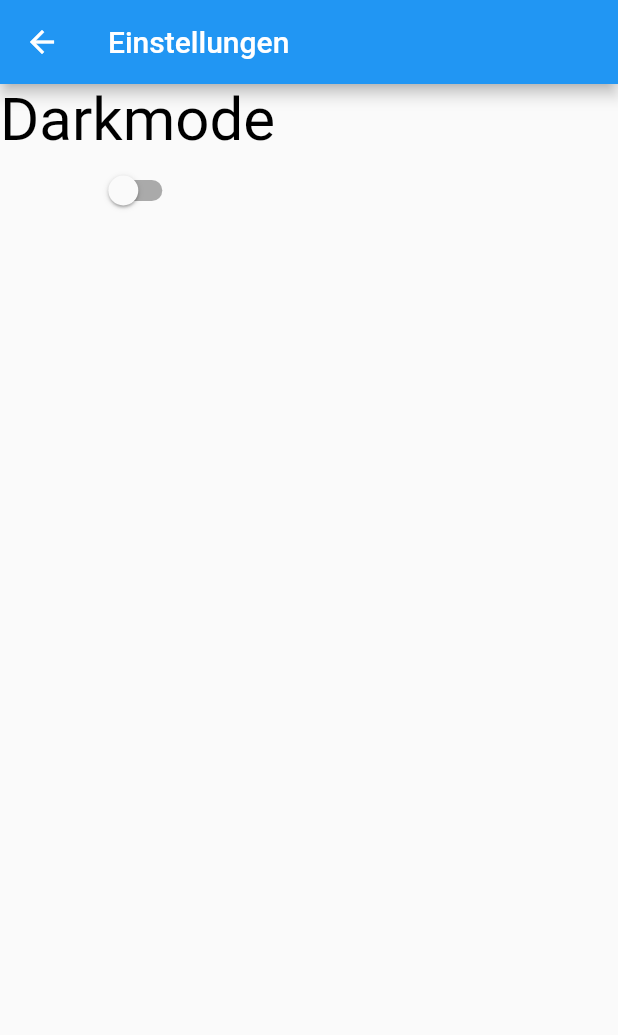
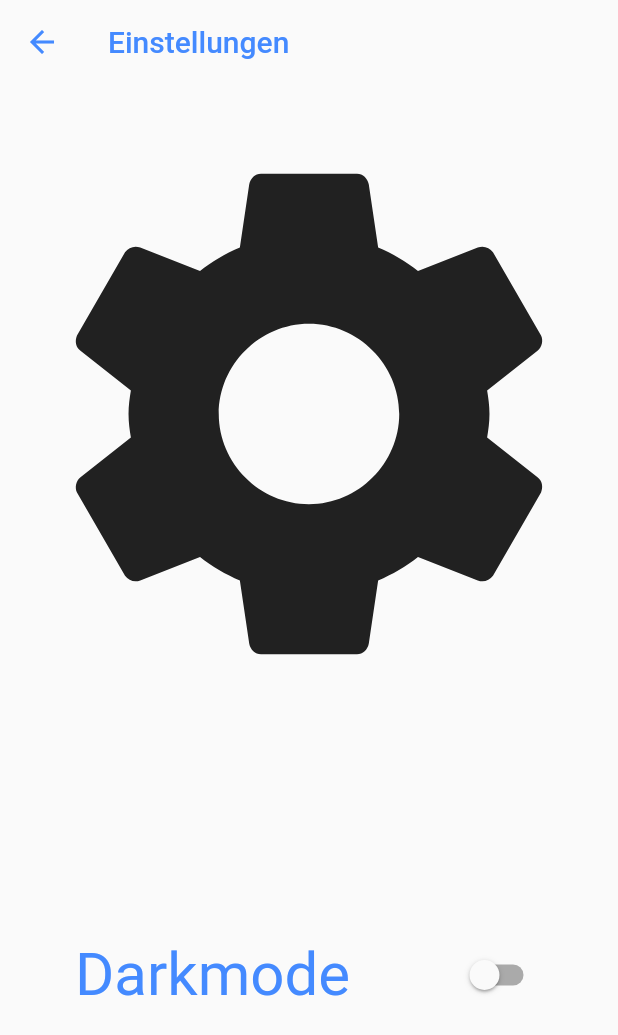
Before and after one commit to Hunter-1/chess_queen, a Flutter app: the screen it shows after launch, after a tap on "Einstellungen", on a phone screen of 412 x 824 dp. Shown: the top 1035 px of the screen. Run offline on Flutter 3.47's test engine with Material 2 defaults, Android fonts, the phone set to English and light mode, and no system bars; our stand-ins replace shared_preferences; network calls fail.

Commit message:
Add files via upload

```diff
--- a/lib/homepage.dart
+++ b/lib/homepage.dart
@@ -9,10 +9,18 @@ class HomePage extends StatelessWidget {
   @override
   Widget build(BuildContext context) {
     return Scaffold(
-      appBar: AppBar(title: Text("8 Damen Problem"),
-          automaticallyImplyLeading: false),
       body: Column(children: <Widget>[
-        new Image.asset("assets/images/queen.png"),
+        Container(child: new Image.asset("assets/images/queen.png"),
+          margin: EdgeInsets.fromLTRB(0, 100, 0, 0),
+        ),
+        Container(
+          child: Text("8 Damen Problem",
+          style: TextStyle(
+            fontWeight: FontWeight.bold,
+            fontSize: 40,
+          ),),
+          margin: EdgeInsets.fromLTRB(0, 10, 0, 151),
+        ),
         CustomButton(text: "Anmelden",
             onPressed: () {Navigator.pushNamed(context,LoginPage().routename );}),
         CustomButton(text: "Einstellungen",
--- a/lib/main.dart
+++ b/lib/main.dart
@@ -1,11 +1,12 @@
-import 'package:chess_queen/Model/provider.dart';
-import 'package:chess_queen/gamepage.dart';
-import 'package:chess_queen/gameselectpage.dart';
-import 'package:chess_queen/registerpage.dart';
-import 'package:chess_queen/resultspage.dart';
-import 'package:chess_queen/userpage.dart';
+import 'package:provider/provider.dart';
+import 'Model/provider.dart';
+import 'gamepage.dart';
+import 'gameselectpage.dart';
+import 'registerpage.dart';
+import 'resultspage.dart';
+import 'userpage.dart';
 import 'package:flutter/material.dart';
-import 'package:provider/provider.dart';
+import 'Model/provider.dart';
 import 'Model/style.dart';
 import 'homepage.dart';
 import 'loginpage.dart';
@@ -40,6 +41,7 @@ class MyAppState extends State<MyApp> {
       child: Consumer<DarkThemeProvider>(
         builder: (BuildContext context, value, Widget child){
           return MaterialApp(
+            debugShowCheckedModeBanner: false,
             title: '8 Queens Puzzle',
             theme: Styles.themeData(themeChangeProvider.darkTheme, context),
             initialRoute: MyApp().routename,
@@ -73,24 +75,42 @@ class SettingsPageState extends State<SettingsPage>{
     {
       final themeChange = Provider.of<DarkThemeProvider>(context);
       return Scaffold(
-      appBar: AppBar(title: Text("Einstellungen")),
+      appBar: AppBar(title: Text("Einstellungen", style: TextStyle(color: Colors.blueAccent),),
+        iconTheme: IconThemeData(color: Colors.blueAccent),
+        backgroundColor: Colors.transparent,
+        elevation: 0,),
       body: Column(
+        children: <Widget>[
+          Container(
+            child: Icon(Icons.settings,
+            size: 400,),
+            margin: EdgeInsets.fromLTRB(0, 20, 0, 150),
+          ),
+        Container(
+          margin: EdgeInsets.fromLTRB(50, 0, 50, 0),
+          child: Row(
      children: <Widget>[
-      RichText(text: TextSpan(
-      text: "Darkmode",
-          style: TextStyle(
-              color: Colors.black,
-              fontSize: 40
+          RichText(text: TextSpan(
+          text: "Darkmode",
+              style: TextStyle(
+                  color: Colors.blueAccent,
+                  fontSize: 40,
+              )
           )
-      )
     ),
+                  Spacer(),
      Switch(value: themeChange.darkTheme, onChanged: (value){
      setState(() {
      themeChange.darkTheme = value;
      });
      })
      ],
-     ),
+              mainAxisAlignment: MainAxisAlignment.center,
+              crossAxisAlignment: CrossAxisAlignment.center,
+          ),
+        ),
+    ],
+      ),
     );
   }
   }
```
Also changed, not shown: lib/gamepage.dart (+8 -2 lines), lib/gameselectpage.dart (+9 -2 lines), lib/loginpage.dart (+15 -2 lines), lib/registerpage.dart (+18 -3 lines), lib/resultspage.dart (+4 -15 lines), lib/userpage.dart (+6 -2 lines).
